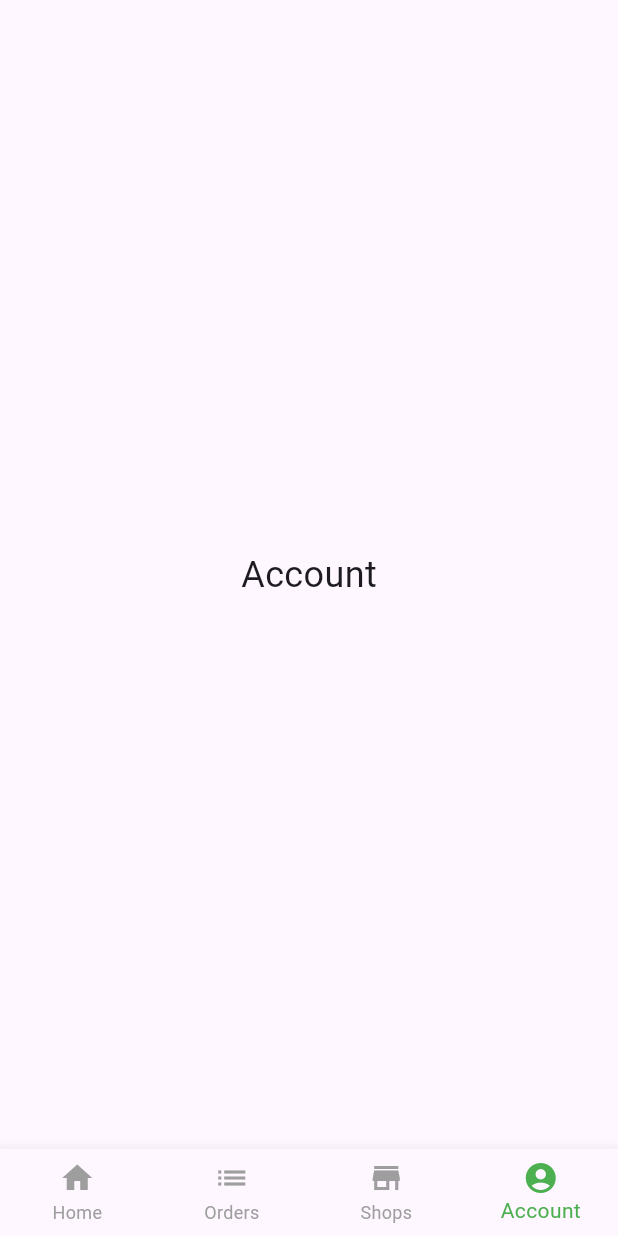
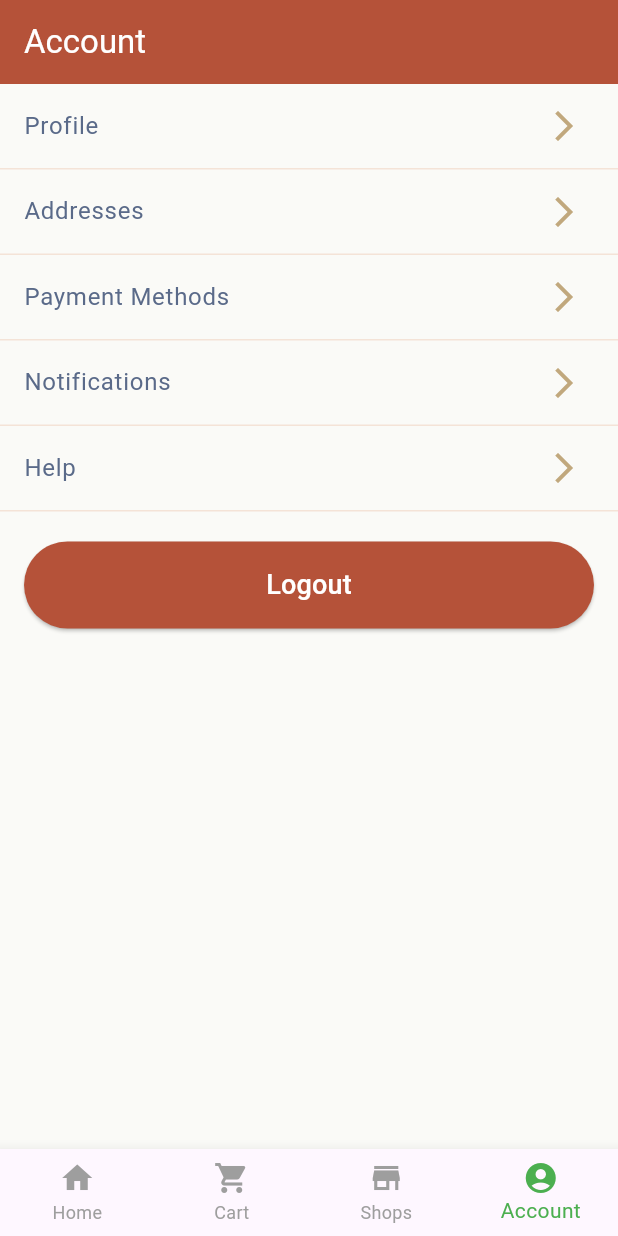
Before and after one commit to cr7xbt/RentItApp, a Flutter app: the HomePage screen opened directly with empty values, item 4 of the bottom bar chosen, on a phone screen of 412 x 824 dp. Run offline on Flutter 3.47's test engine with Material 3 defaults, Android fonts, the phone set to English and light mode, and no system bars; our stand-ins replace firebase_auth, firebase_core, image_picker, supabase_flutter; accounts and stored records are empty.

Commit message:
Added cart page

```diff
--- a/rentitapp/lib/pages/account_tab.dart
+++ b/rentitapp/lib/pages/account_tab.dart
@@ -1,13 +1,67 @@
 import 'package:flutter/material.dart';
+import 'package:firebase_auth/firebase_auth.dart';
 
 class AccountTab extends StatelessWidget {
   @override
   Widget build(BuildContext context) {
-    return Center(
-      child: Text(
-        'Account',
-        style: TextStyle(fontSize: 24),
+    return Scaffold(
+      backgroundColor: Color(0xFFFAFAF7), // Off White Background
+      appBar: AppBar(
+        title: Text('Account', style: TextStyle(color: Colors.white)), // Changed font color to white
+        backgroundColor: Color(0xFFB55239), // Clay Red
+        iconTheme: IconThemeData(color: Color(0xFF5A6A89)),
+      ),
+      body: ListView(
+        children: [
+          _buildListItem(context, 'Profile'),
+          _buildDivider(),
+          _buildListItem(context, 'Addresses'),
+          _buildDivider(),
+          _buildListItem(context, 'Payment Methods'),
+          _buildDivider(),
+          _buildListItem(context, 'Notifications'),
+          _buildDivider(),
+          _buildListItem(context, 'Help'),
+          _buildDivider(),
+          SizedBox(height: 20),
+          Padding(
+            padding: const EdgeInsets.symmetric(horizontal: 16.0),
+            child: ElevatedButton(
+              onPressed: () async {
+                await FirebaseAuth.instance.signOut();
+                Navigator.of(context).pushReplacementNamed('/login');
+              },
+              style: ElevatedButton.styleFrom(
+                backgroundColor: Color(0xFFB55239), // Clay Red
+                padding: EdgeInsets.symmetric(vertical: 16),
+              ),
+              child: Text(
+                'Logout',
+                style: TextStyle(fontSize: 18, color: Colors.white),
+              ),
+            ),
+          ),
+        ],
       ),
     );
   }
+
+  Widget _buildListItem(BuildContext context, String title) {
+    return ListTile(
+      title: Text(
+        title,
+        style: TextStyle(fontSize: 16, color: Color(0xFF5A6A89)), // Lighter Indigo Dye
+      ),
+      trailing: Icon(Icons.arrow_forward_ios, color: Color(0xFFC1A87D)), // Brass Gold
+      onTap: () {}, // Placeholder for navigation
+    );
+  }
+
+  Widget _buildDivider() {
+    return Divider(
+      color: Color(0xFFF4E3D7), // Sandalwood Beige
+      thickness: 1,
+      height: 1,
+    );
+  }
 }
--- a/rentitapp/lib/pages/orders_tab.dart
+++ b/rentitapp/lib/pages/cart_tab.dart
@@ -1,11 +1,11 @@
 import 'package:flutter/material.dart';
 
-class OrdersTab extends StatelessWidget {
+class CartTab extends StatelessWidget {
   @override
   Widget build(BuildContext context) {
     return Center(
       child: Text(
-        'Orders',
+        'Cart',
         style: TextStyle(fontSize: 24),
       ),
     );
--- a/rentitapp/lib/pages/home_page.dart
+++ b/rentitapp/lib/pages/home_page.dart
@@ -1,7 +1,7 @@
 import 'package:flutter/material.dart';
 import 'package:firebase_auth/firebase_auth.dart';
 import 'login_page.dart';
-import 'orders_tab.dart';
+import 'cart_tab.dart'; // Updated import from orders_tab.dart to cart_tab.dart
 import 'account_tab.dart';
 import 'state_selection_page.dart';
 import 'products_tab.dart';
@@ -70,10 +70,6 @@ class _HomePageState extends State<HomePage> with SingleTickerProviderStateMixin
                   'assets/logo.png', // Replace with your logo image path
                   height: 40, // Adjust the height as needed
                 ),
-                IconButton(
-                  icon: Icon(Icons.logout),
-                  onPressed: () => logoutUser(context),
-                ),
               ],
             ),
           ),
@@ -93,7 +89,7 @@ class _HomePageState extends State<HomePage> with SingleTickerProviderStateMixin
           ],
         ),
       ),
-      OrdersTab(),
+      CartTab(), // Updated reference from OrdersTab to CartTab
       ShopPortalTab(), // Added Shop Portal Tab
       AccountTab(),
     ];
@@ -110,8 +106,8 @@ class _HomePageState extends State<HomePage> with SingleTickerProviderStateMixin
             label: 'Home',
           ),
           BottomNavigationBarItem(
-            icon: Icon(Icons.list),
-            label: 'Orders',
+            icon: Icon(Icons.shopping_cart), // Updated icon from list to shopping_cart
+            label: 'Cart', // Updated label from Orders to Cart
           ),
           BottomNavigationBarItem(
             icon: Icon(Icons.store), // Icon for Shops
--- a/rentitapp/lib/pages/shop_items_page.dart
+++ b/rentitapp/lib/pages/shop_items_page.dart
@@ -16,6 +16,7 @@ class _ShopItemsPageState extends State<ShopItemsPage> {
   final SupabaseClient supabase = Supabase.instance.client;
   List<ShopItemModel> items = [];
   bool isLoading = true;
+  final List<ShopItemModel> cartItems = []; // List to store cart items
 
   @override
   void initState() {
@@ -42,6 +43,15 @@ class _ShopItemsPageState extends State<ShopItemsPage> {
         isLoading = false;
       });
     }
+  }
+
+  void addToCart(ShopItemModel item) {
+    setState(() {
+      cartItems.add(item);
+    });
+    ScaffoldMessenger.of(context).showSnackBar(
+      SnackBar(content: Text("${item.name} added to cart!")),
+    );
   }
 
   @override
@@ -115,6 +125,10 @@ class _ShopItemsPageState extends State<ShopItemsPage> {
                               ],
                             ),
                           ),
+                          IconButton(
+                            icon: Icon(Icons.add),
+                            onPressed: () => addToCart(item),
+                          ),
                         ],
                       ),
                     ),
```
Lines whose indentation alone changed are shown as unchanged.
